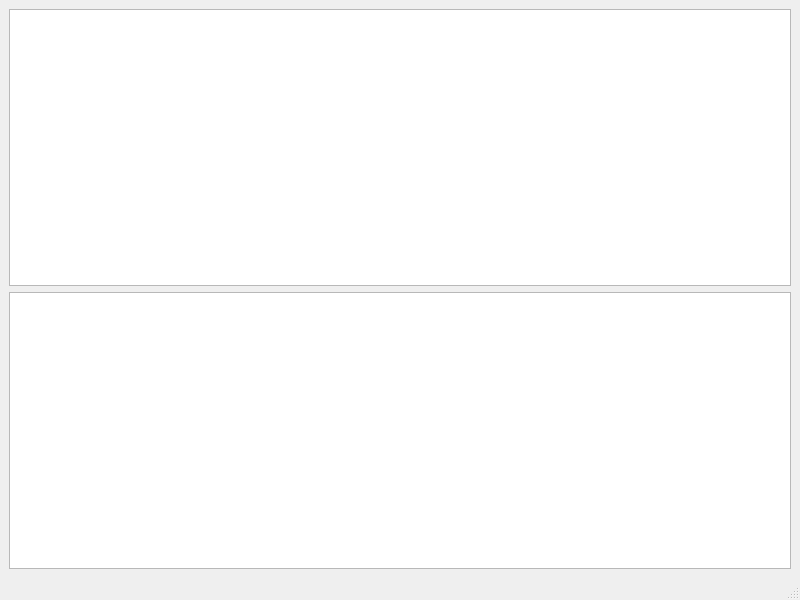
First picture: the form in ui/1_Setup/UsersListScreen.ui, repository F1l14/Software-Engineering-2025, before the edit.
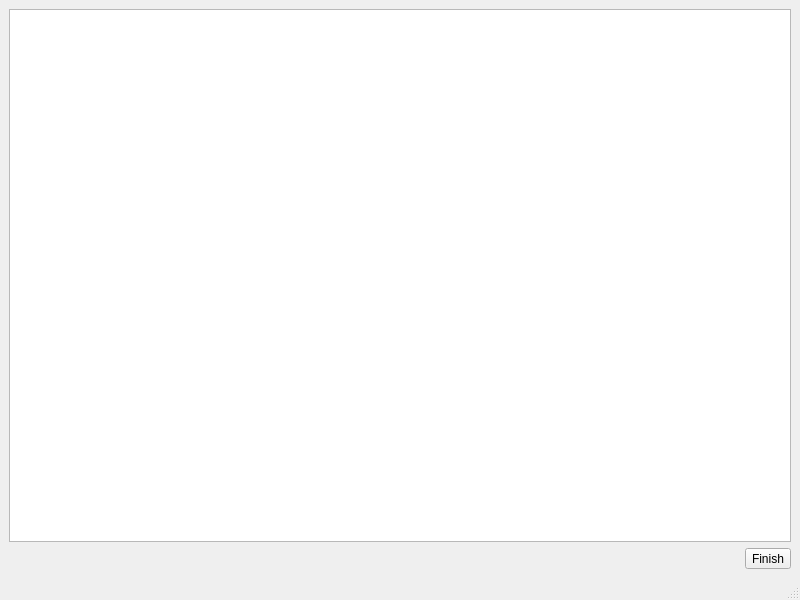
Second picture: the form after the edit.

```diff
--- a/ui/1_Setup/UsersListScreen.ui
+++ b/ui/1_Setup/UsersListScreen.ui
@@ -18,8 +18,12 @@
     <item row="0" column="0">
      <widget class="QTableWidget" name="tableWidget"/>
     </item>
-    <item row="1" column="0">
-     <widget class="QTableWidget" name="tableWidget_2"/>
+    <item row="1" column="0" alignment="Qt::AlignmentFlag::AlignRight">
+     <widget class="QToolButton" name="finish_button">
+      <property name="text">
+       <string>Finish</string>
+      </property>
+     </widget>
     </item>
    </layout>
   </widget>
```
